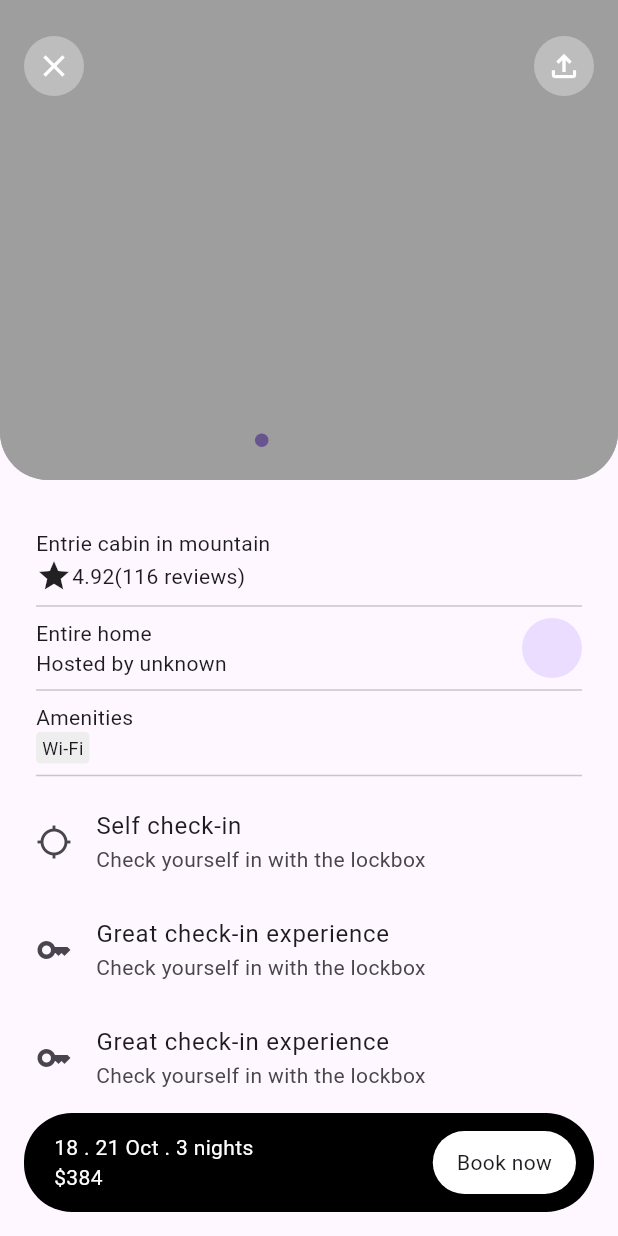
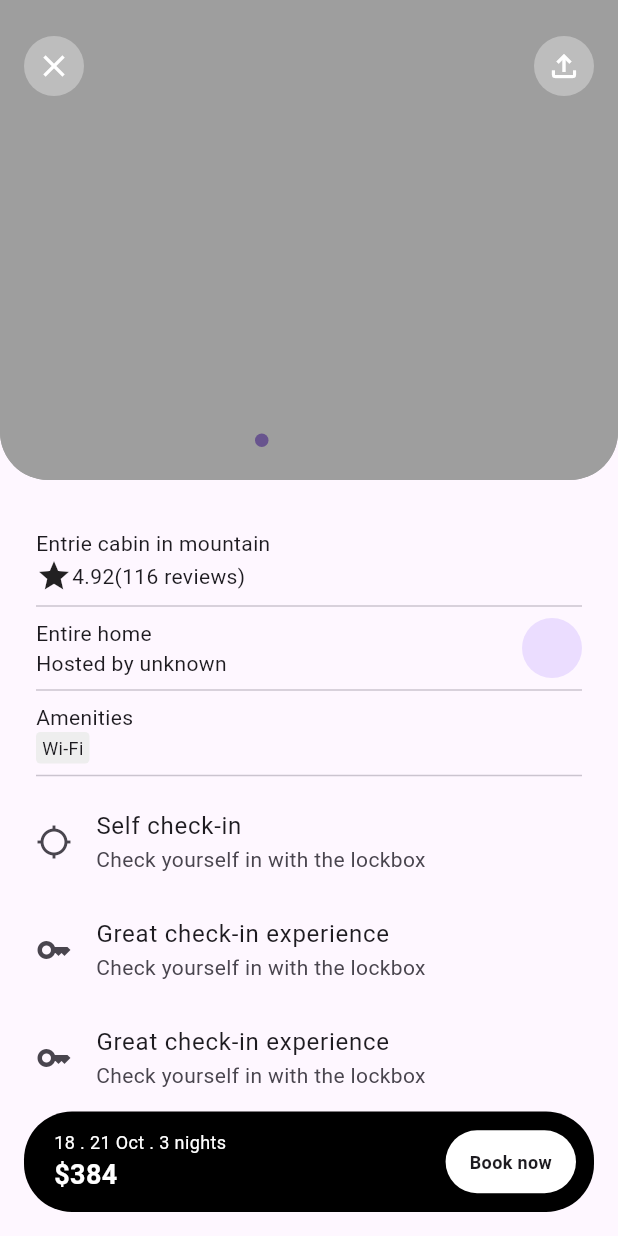
Before and after one commit to JAICHANGPARK/flutter_notebook_chapter_34, a Flutter app: the BookingDetailPage screen opened directly, on a phone screen of 412 x 824 dp. Run offline on Flutter 3.47's test engine with Material 3 defaults, Android fonts, the phone set to English and light mode, and no system bars; drawn by our look-alikes of dots_indicator; our stand-ins replace fl_chart, gap, google_fonts, ionicons.

Commit message:
Update booking_detail_page.dart

```diff
--- a/lib/ep1743_booking_app/views/booking_detail_page.dart
+++ b/lib/ep1743_booking_app/views/booking_detail_page.dart
@@ -169,15 +169,11 @@ class _BookingDetailPageState extends State<BookingDetailPage> {
                         children: [
                           Text(
                             "18 . 21 Oct . 3 nights",
-                            style: TextStyle(
-                              color: Colors.white,
-                            ),
+                            style: TextStyle(color: Colors.white, fontSize: 12),
                           ),
                           Text(
                             "\$384",
-                            style: TextStyle(
-                              color: Colors.white,
-                            ),
+                            style: TextStyle(color: Colors.white, fontWeight: FontWeight.bold, fontSize: 18),
                           ),
                         ],
                       ),
@@ -189,6 +185,10 @@ class _BookingDetailPageState extends State<BookingDetailPage> {
                       child: Center(
                         child: Text(
                           "Book now",
+                          style: TextStyle(
+                            fontSize: 12,
+                            fontWeight: FontWeight.bold,
+                          ),
                         ),
                       ),
                     )
```
